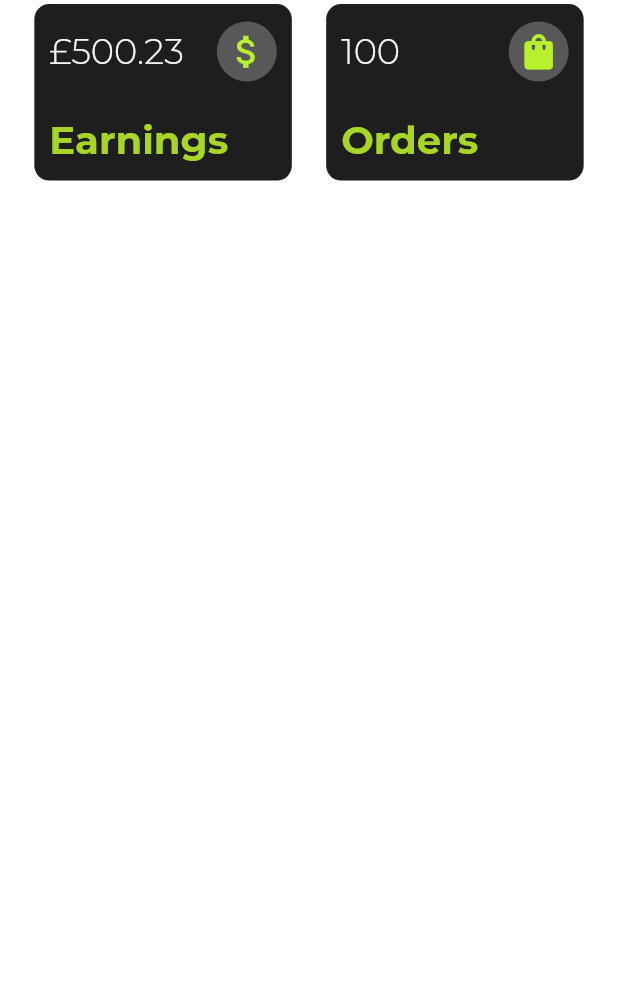
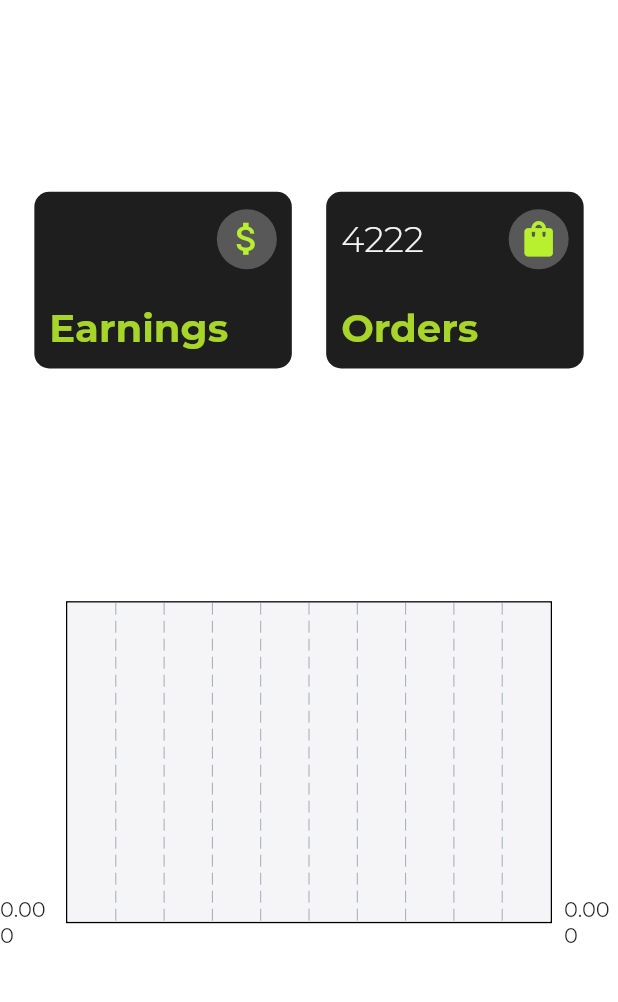
Before and after one commit to ahmedn002/slash-evaluation, a Flutter app: the screen it shows after launch, on a phone screen of 412 x 824 dp, the part 80-1082 px from its top. Run offline on Flutter 3.47's test engine with Material 2 defaults, Android fonts, the phone set to English and light mode, and no system bars; drawn by our look-alikes of fl_chart; our stand-ins replace google_fonts; missing offline and left inert: currency_formatter.

Commit message:
display calculated earnings and orders

```diff
--- a/lib/data.dart
+++ b/lib/data.dart
@@ -2,6 +2,7 @@ import 'dart:math';
 import 'package:intl/intl.dart';
 
 class PurchaseData {
+  static double price = 0;
   static String _getDateFromDayOfYear(int dayOfYear) {
     DateTime date = DateTime(2023, 1, 1).add(Duration(days: dayOfYear - 1));
     return DateFormat('yyyy-MM-dd').format(date);
@@ -14,7 +15,9 @@ class PurchaseData {
 
   static double _getRandomPrice() {
     Random random = Random();
-    return (random.nextDouble() * 90.0 + 10.0).roundToDouble() / 100.0;
+    double r = (random.nextDouble() * 90.0 + 10.0);
+    price += r;
+    return r;
   }
 
   static Map<String, List<Map<String, dynamic>>> getData() {
@@ -30,6 +33,7 @@ class PurchaseData {
         });
       }
     }
+    print(price);
     return data;
   }
 }
--- /dev/null
+++ b/lib/screens/dashboard/components/graph/bar.dart
@@ -0,0 +1,9 @@
+class Bar {
+  final int x;
+  final double y;
+
+  Bar({
+    required this.x,
+    required this.y
+  });
+}
--- /dev/null
+++ b/lib/screens/dashboard/components/graph/bar_data.dart
@@ -0,0 +1,12 @@
+import 'bar.dart';
+
+class BarData {
+  List<double> data;
+  BarData({required this.data});
+
+  List<Bar> bars = [];
+
+  void initializeBars() {
+    bars = data.asMap().map((index, d) => MapEntry(index, Bar(x: index, y: d))).values.toList();
+  }
+}
--- /dev/null
+++ b/lib/screens/dashboard/components/graph/bar_graph.dart
@@ -0,0 +1,25 @@
+import 'package:fl_chart/fl_chart.dart';
+import 'package:flutter/material.dart';
+import 'package:slash_eval/app_colors.dart';
+
+class BarGraph extends StatefulWidget {
+  const BarGraph({super.key});
+
+  @override
+  State<BarGraph> createState() => _BarGraphState();
+}
+
+class _BarGraphState extends State<BarGraph> {
+
+  @override
+  void initState() {
+    super.initState();
+  }
+
+  @override
+  Widget build(BuildContext context) {
+    return BarChart(BarChartData(
+      backgroundColor: mainWhite
+    ));
+  }
+}
--- a/lib/screens/dashboard/components/info_card.dart
+++ b/lib/screens/dashboard/components/info_card.dart
@@ -4,11 +4,10 @@ import '../../../app_colors.dart';
 
 class InfoCard extends StatelessWidget {
   final String title;
-  final double value;
+  final String value;
   final IconData icon;
-  final bool isPrice;
 
-  const InfoCard({super.key, required this.title, required this.value, required this.icon, required this.isPrice});
+  const InfoCard({super.key, required this.title, required this.value, required this.icon});
 
   @override
   Widget build(BuildContext context) {
@@ -35,7 +34,7 @@ class InfoCard extends StatelessWidget {
               mainAxisAlignment: MainAxisAlignment.spaceBetween,
               children: [
                 Text(
-                  (isPrice ? '£' : '') +  (value == value.roundToDouble() ? value.toInt().toString() : value.toString()),
+                  value,
                   style: TextStyle(
                     fontSize: screenHeight/35,
                     fontWeight: FontWeight.w300,
--- a/lib/screens/dashboard/dashboard.dart
+++ b/lib/screens/dashboard/dashboard.dart
@@ -1,17 +1,28 @@
+import 'package:currency_formatter/currency_formatter.dart';
 import 'package:flutter/material.dart';
 import 'package:google_fonts/google_fonts.dart';
 import 'package:slash_eval/app_colors.dart';
+import 'package:slash_eval/data.dart';
 import 'package:slash_eval/screens/common/app_bar.dart';
+import 'package:slash_eval/screens/dashboard/components/graph/bar_graph.dart';
 import 'package:slash_eval/screens/dashboard/components/info_card.dart';
 
 class DashBoard extends StatefulWidget {
   const DashBoard({super.key});
-
   @override
   State<DashBoard> createState() => _DashBoardState();
 }
 
 class _DashBoardState extends State<DashBoard> {
+  late final double earnings;
+  late final int orders;
+  @override
+  void initState() {
+    List<dynamic> result = calculateEarningsAndOrders(PurchaseData.getData());
+    earnings = result[0];
+    orders = result[1];
+    super.initState();
+  }
 
   @override
   Widget build(BuildContext context) {
@@ -29,18 +40,47 @@ class _DashBoardState extends State<DashBoard> {
       home: Scaffold(
         backgroundColor: backgroundBlack,
         appBar: SlashAppBar(screenWidth, screenHeight),
-        body: const Column(
+        body: Column(
+          mainAxisAlignment: MainAxisAlignment.spaceEvenly,
           children: [
             Row(
               mainAxisAlignment: MainAxisAlignment.spaceEvenly,
               children: [
-                InfoCard(title: 'Earnings', value: 500.23, icon: Icons.attach_money_outlined, isPrice: true),
-                InfoCard(title: 'Orders', value: 100, icon: Icons.shopping_bag, isPrice: false)
+                InfoCard(
+                  title: 'Earnings',
+                  value: CurrencyFormatter.format(earnings, compact: true, CurrencyFormatterSettings(
+                    symbol: '£',
+                    symbolSeparator: '',
+                    thousandSeparator: '.'
+                  )),
+                  icon: Icons.attach_money_outlined
+                ),
+
+                InfoCard(
+                  title: 'Orders',
+                  value: orders.toString(),
+                  icon: Icons.shopping_bag
+                )
               ],
-            )
+            ),
+
+            SizedBox(height: screenHeight/3, child: BarGraph())
           ],
         ),
       ),
     );
   }
+
+  List<dynamic> calculateEarningsAndOrders(Map<String, List<Map<String, dynamic>>> data) {
+    double earnings = 0.0;
+    int orders = 0;
+    for (String day in data.keys) {
+      orders += data[day]!.length;
+      for (Map<String, dynamic> order in data[day]!) {
+        earnings += order['price'];
+      }
+    }
+    print(earnings);
+    return [earnings, orders];
+  }
 }
--- a/pubspec.yaml
+++ b/pubspec.yaml
@@ -33,6 +33,7 @@ dependencies:
   intl: ^0.18.1
   google_fonts: ^5.1.0
   fl_chart: ^0.63.0
+  currency_formatter: ^2.0.1
 
 
   # The following adds the Cupertino Icons font to your application.
```
Also changed, not shown: pubspec.lock.
